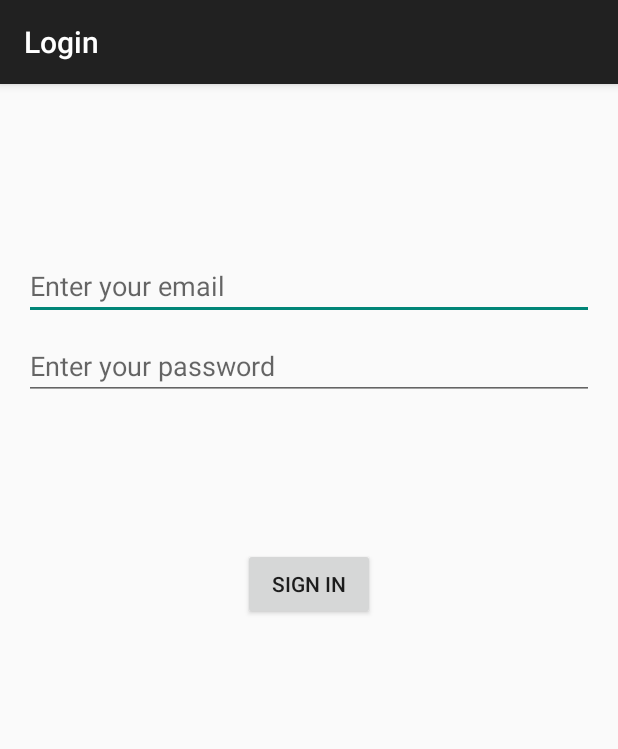
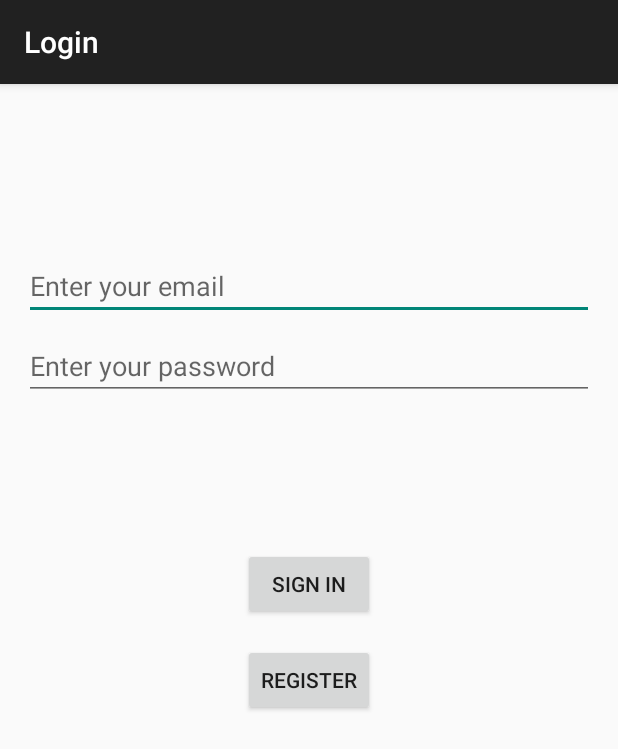
Before and after one commit to OmeshSachethana/EAD-Mobile, an Android app built with Jetpack Compose: the screen it shows after launch (LoginActivity), on a phone screen of 412 x 824 dp. Shown: the top 749 px of the screen. Run offline under Robolectric (Android 15) with nearby library versions, the phone set to English and light mode, and no system bars; libraries missing offline, so code that uses them is left out: com.auth0.android.

Commit message:
added registration

```diff
--- a/app/src/main/java/com/example/ecommerce/data/model/UserRegistrationRequest.kt
+++ b/app/src/main/java/com/example/ecommerce/data/model/UserRegistrationRequest.kt
@@ -1,7 +1,9 @@
+// UserRegistrationRequest.kt
 package com.example.ecommerce.data.model
 
 data class UserRegistrationRequest(
     val username: String,
     val email: String,
-    val password: String
+    val password: String,
+    val role: String = "Customer"  // Default role set to "Customer"
 )
--- a/app/src/main/java/com/example/ecommerce/data/network/ApiService.kt
+++ b/app/src/main/java/com/example/ecommerce/data/network/ApiService.kt
@@ -2,11 +2,17 @@ package com.example.ecommerce.data.network
 
 import com.example.ecommerce.data.model.LoginResponse
 import com.example.ecommerce.data.model.UserLoginRequest
+import com.example.ecommerce.data.model.User
 import retrofit2.Call
 import retrofit2.http.Body
 import retrofit2.http.POST
+import com.example.ecommerce.data.model.UserRegistrationRequest
 
 interface ApiService {
     @POST("api/users/login")
     fun login(@Body request: UserLoginRequest): Call<LoginResponse>
+
+    // User registration request
+    @POST("api/users")
+    fun register(@Body request: UserRegistrationRequest): Call<User>
 }
--- a/app/src/main/java/com/example/ecommerce/ui/login/LoginActivity.kt
+++ b/app/src/main/java/com/example/ecommerce/ui/login/LoginActivity.kt
@@ -19,6 +19,7 @@ import retrofit2.Response
 import com.auth0.android.jwt.JWT  // Import the JWT library
 import com.example.ecommerce.MainActivity
 import com.example.ecommerce.data.model.User
+import com.example.ecommerce.ui.registration.RegistrationActivity
 import com.example.ecommerce.utils.JwtUtils
 
 class LoginActivity : AppCompatActivity() {
@@ -30,6 +31,7 @@ class LoginActivity : AppCompatActivity() {
         val emailInput = findViewById<EditText>(R.id.username)
         val passwordInput = findViewById<EditText>(R.id.password)
         val loginButton = findViewById<Button>(R.id.login)
+        val registerButton = findViewById<Button>(R.id.registerButton)  // Register button
 
         loginButton.setOnClickListener {
             val email = emailInput.text.toString().trim()
@@ -68,6 +70,12 @@ class LoginActivity : AppCompatActivity() {
                 }
             })
         }
+
+        // Set up the register button to navigate to the RegistrationActivity
+        registerButton.setOnClickListener {
+            val intent = Intent(this, RegistrationActivity::class.java)
+            startActivity(intent)
+        }
     }
 
     private fun navigateToMainActivity(user: User) {
--- a/app/src/main/res/layout/activity_login.xml
+++ b/app/src/main/res/layout/activity_login.xml
@@ -52,6 +52,17 @@
         app:layout_constraintTop_toBottomOf="@+id/password"
         app:layout_constraintVertical_bias="0.2" />
 
+    <!-- Added register button -->
+    <Button
+        android:id="@+id/registerButton"
+        android:layout_width="wrap_content"
+        android:layout_height="wrap_content"
+        android:text="Register"
+        android:layout_marginTop="16dp"
+        app:layout_constraintTop_toBottomOf="@+id/login"
+        app:layout_constraintEnd_toEndOf="parent"
+        app:layout_constraintStart_toStartOf="parent" />
+
     <ProgressBar
         android:id="@+id/loading"
         android:layout_width="wrap_content"
--- a/app/src/main/res/values/themes.xml
+++ b/app/src/main/res/values/themes.xml
@@ -6,6 +6,9 @@
     <style name="LoginTheme" parent="AppTheme">
         <!-- Customize your login theme here. -->
     </style>
+    <style name="RegisterTheme" parent="AppTheme">
+        <!-- Customize your login theme here. -->
+    </style>
        <!-- Base application theme. -->
     <style name="AppTheme" parent="Theme.AppCompat.Light.DarkActionBar">
         <!-- Customize your theme here. -->
```
Also changed, not shown: app/src/main/AndroidManifest.xml (+12 -0 lines), app/src/main/java/com/example/ecommerce/ui/register/RegistrationActivity.kt (added, +72 -0 lines), app/src/main/res/layout/activity_registration.xml (added, +34 -0 lines).
